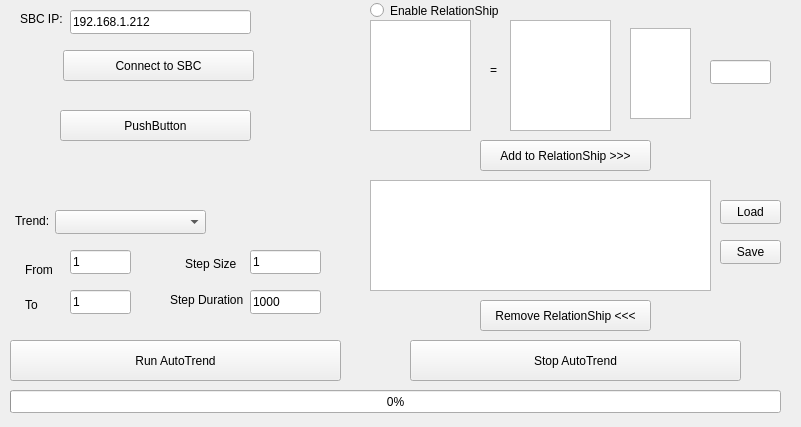
Qt form autotrend.ui (MOBILionSystems/MIPS-app-MOBILion) before a commit.
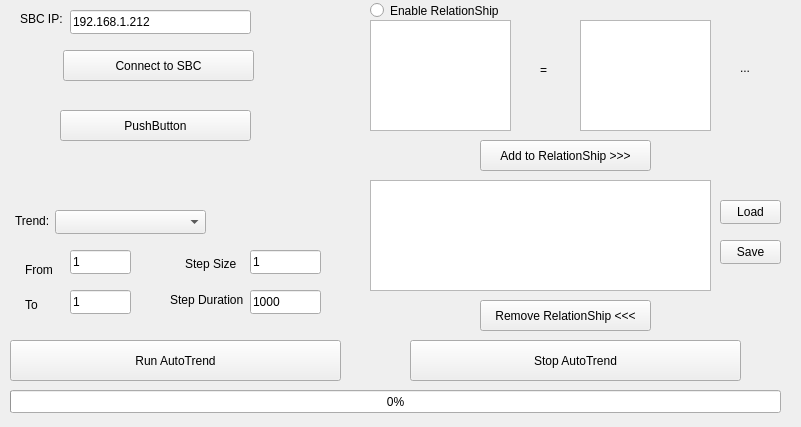
The same form after that commit.

Commit message: Fixed Autotrend in configuration panel

Diff of the .ui file:
```diff
--- a/autotrend.ui
+++ b/autotrend.ui
@@ -153,7 +153,7 @@
   <widget class="QLabel" name="label">
    <property name="geometry">
     <rect>
-     <x>490</x>
+     <x>540</x>
      <y>60</y>
      <width>20</width>
      <height>20</height>
@@ -168,7 +168,7 @@
     <rect>
      <x>370</x>
      <y>20</y>
-     <width>101</width>
+     <width>141</width>
      <height>111</height>
     </rect>
    </property>
@@ -176,23 +176,13 @@
   <widget class="QListView" name="rightListView">
    <property name="geometry">
     <rect>
-     <x>510</x>
+     <x>580</x>
      <y>20</y>
-     <width>101</width>
+     <width>131</width>
      <height>111</height>
     </rect>
    </property>
   </widget>
-  <widget class="QListView" name="mathListView">
-   <property name="geometry">
-    <rect>
-     <x>630</x>
-     <y>28</y>
-     <width>61</width>
-     <height>91</height>
-    </rect>
-   </property>
-  </widget>
   <widget class="QLabel" name="label_2">
    <property name="geometry">
     <rect>
@@ -232,16 +222,6 @@
     <string>Connect to SBC</string>
    </property>
   </widget>
-  <widget class="QLineEdit" name="constInRelation">
-   <property name="geometry">
-    <rect>
-     <x>710</x>
-     <y>60</y>
-     <width>61</width>
-     <height>24</height>
-    </rect>
-   </property>
-  </widget>
   <widget class="QLineEdit" name="sbcIPEdit">
    <property name="geometry">
     <rect>
@@ -359,6 +339,19 @@
     <string>PushButton</string>
    </property>
   </widget>
+  <widget class="QLabel" name="label_4">
+   <property name="geometry">
+    <rect>
+     <x>740</x>
+     <y>60</y>
+     <width>49</width>
+     <height>16</height>
+    </rect>
+   </property>
+   <property name="text">
+    <string>...</string>
+   </property>
+  </widget>
  </widget>
  <resources/>
  <connections/>
```
The commit also changes 2 other files.
